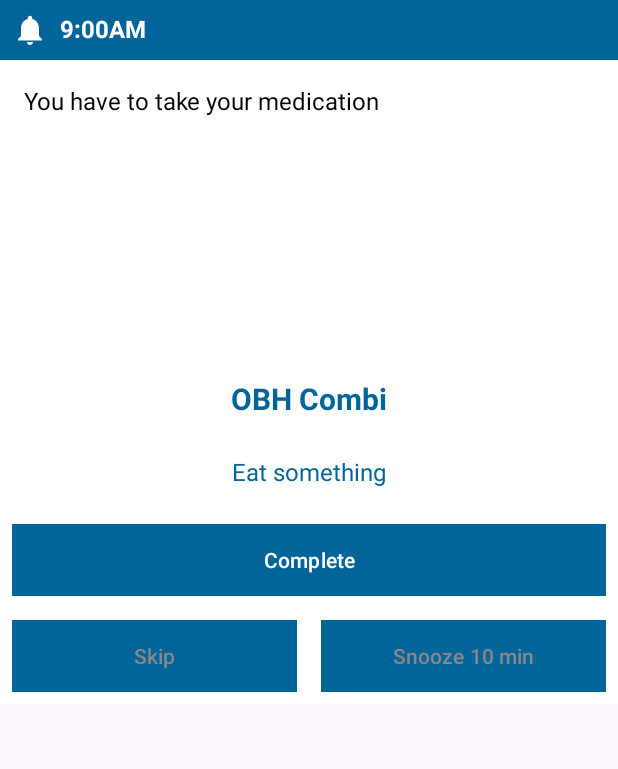
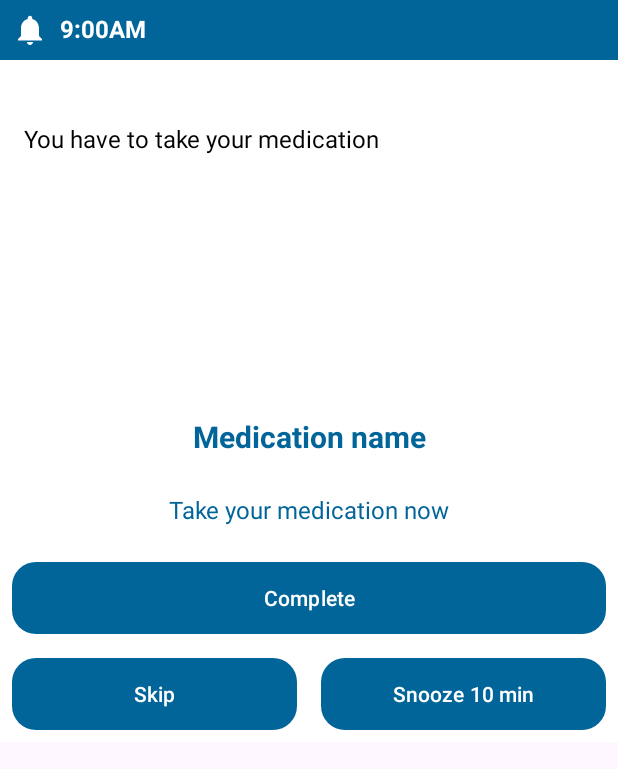
Before and after one commit to kallelsaba/MediAssist, an Android app: the layout layout_notification.xml on its own in the app's theme, with its tools: preview values and no code run, on a phone screen of 412 x 824 dp. Shown: the top 769 px of the screen. Run offline under Robolectric (Android 15) with nearby library versions, the phone set to English and light mode, and no system bars.

```diff
--- a/app/src/main/res/layout/layout_notification.xml
+++ b/app/src/main/res/layout/layout_notification.xml
@@ -4,7 +4,8 @@
     android:layout_width="match_parent"
     android:layout_height="wrap_content"
     android:orientation="vertical"
-    android:background="@color/white">
+    android:background="@color/white"
+    android:fitsSystemWindows="true">
 
     <!-- En-tête de notification -->
     <LinearLayout
@@ -41,6 +42,7 @@
         android:textColor="@color/black"
         android:textSize="16sp"
         android:padding="16dp"
+        android:layout_marginTop="25dp"
         android:background="@color/white"/>
 
     <!-- Image du médicament -->
@@ -57,7 +59,7 @@
         android:id="@+id/tvMedicationName"
         android:layout_width="match_parent"
         android:layout_height="wrap_content"
-        android:text="OBH Combi"
+        android:text="Medication name"
         android:textColor="@color/primary_color"
         android:textSize="20sp"
         android:textStyle="bold"
@@ -70,7 +72,7 @@
         android:id="@+id/tvInstructions"
         android:layout_width="match_parent"
         android:layout_height="wrap_content"
-        android:text="Eat something"
+        android:text="Take your medication now"
         android:textColor="@color/primary_color"
         android:textSize="16sp"
         android:gravity="center"
@@ -89,7 +91,7 @@
             android:layout_height="wrap_content"
             android:text="Complete"
             android:textColor="@color/white"
-            android:background="@color/primary_color"
+            android:background="@drawable/button_background"
             android:layout_margin="8dp"/>
 
         <LinearLayout
@@ -103,8 +105,8 @@
                 android:layout_height="wrap_content"
                 android:layout_weight="1"
                 android:text="Skip"
-                android:textColor="@color/gray"
-                android:background="@color/primary_color_light"
+                android:textColor="@color/white"
+                android:background="@drawable/button_background"
                 android:layout_margin="8dp"/>
 
             <Button
@@ -113,8 +115,8 @@
                 android:layout_height="wrap_content"
                 android:layout_weight="1"
                 android:text="Snooze 10 min"
-                android:textColor="@color/gray"
-                android:background="@color/primary_color_light"
+                android:textColor="@color/white"
+                android:background="@drawable/button_background"
                 android:layout_margin="8dp"/>
         </LinearLayout>
     </LinearLayout>
```
Also changed, not shown: app/src/main/AndroidManifest.xml (+27 -25 lines), app/src/main/java/com/example/mediassist/NotificationDetailActivity.java (added, +61 -0 lines), app/src/main/java/com/example/mediassist/NotificationReceiver.java (+20 -21 lines), app/src/main/res/layout/activity_notification_detail.xml (added, +10 -0 lines).
